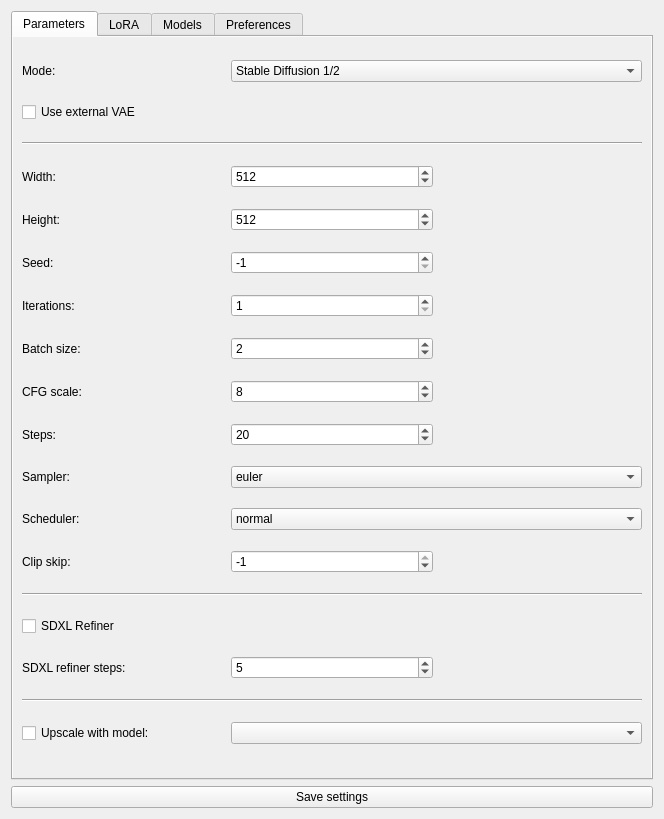
This is assets/ui/settings_window.ui in shinomakoi/SnugQt as Qt 5 draws it before an edit. The edited form follows.
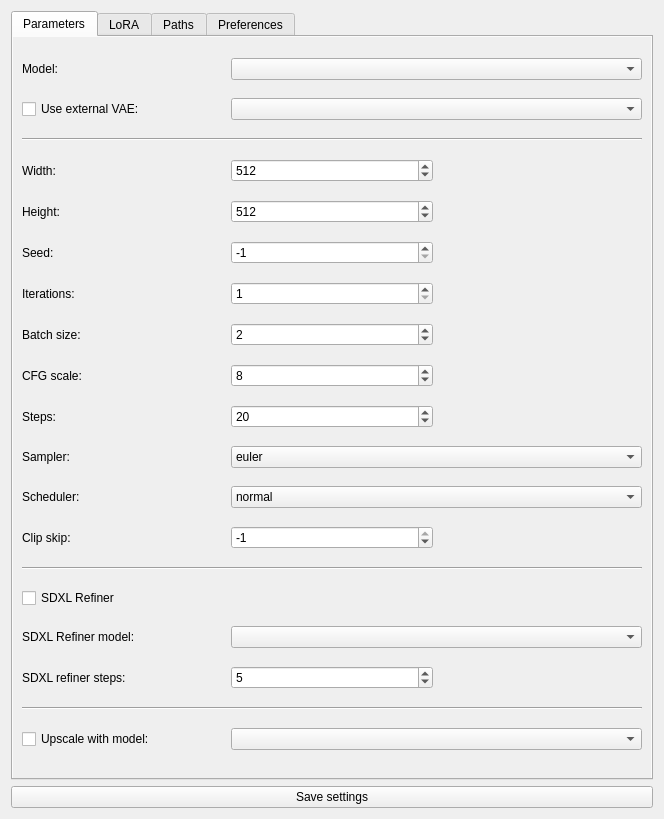
This is the edited form.

Commit message: Add prompt styles, UI tweaks

Diff of the .ui file:
```diff
--- a/assets/ui/settings_window.ui
+++ b/assets/ui/settings_window.ui
@@ -40,41 +40,44 @@
        <string>Parameters</string>
       </attribute>
       <layout class="QGridLayout" name="gridLayout_4">
-       <item row="1" column="0">
-        <widget class="QLabel" name="label_14">
+       <item row="1" column="1" colspan="2">
+        <widget class="QComboBox" name="checkpointCombo"/>
+       </item>
+       <item row="41" column="0" colspan="3">
+        <widget class="Line" name="line_2">
+         <property name="orientation">
+          <enum>Qt::Horizontal</enum>
+         </property>
+        </widget>
+       </item>
+       <item row="4" column="0">
+        <widget class="QLabel" name="label_9">
          <property name="text">
-          <string>Mode:</string>
+          <string>Width:</string>
          </property>
         </widget>
        </item>
-       <item row="31" column="0">
-        <widget class="QLabel" name="label_16">
+       <item row="2" column="0">
+        <widget class="QCheckBox" name="useExternalVaeCheck">
+         <property name="toolTip">
+          <string>Use an external VAE instead of model's built-in VAE</string>
+         </property>
          <property name="text">
-          <string>SDXL refiner steps:</string>
+          <string>Use external VAE:</string>
+         </property>
+        </widget>
+       </item>
+       <item row="5" column="0">
+        <widget class="QLabel" name="label_10">
+         <property name="text">
+          <string>Height:</string>
          </property>
         </widget>
        </item>
        <item row="23" column="0">
-        <widget class="QLabel" name="label_5">
+        <widget class="QLabel" name="label_6">
          <property name="text">
-          <string>Sampler:</string>
-         </property>
-        </widget>
-       </item>
-       <item row="4" column="0" colspan="3">
-        <widget class="Line" name="line_4">
-         <property name="orientation">
-          <enum>Qt::Horizontal</enum>
-         </property>
-        </widget>
-       </item>
-       <item row="30" column="0">
-        <widget class="QCheckBox" name="sdxlRefinerCheck">
-         <property name="toolTip">
-          <string>Enable refiner when using SDXL</string>
-         </property>
-         <property name="text">
-          <string>SDXL Refiner</string>
+          <string>Scheduler:</string>
          </property>
         </widget>
        </item>
@@ -94,7 +97,24 @@
          </property>
         </widget>
        </item>
-       <item row="40" column="0">
+       <item row="29" column="0">
+        <widget class="QCheckBox" name="sdxlRefinerCheck">
+         <property name="toolTip">
+          <string>Enable refiner when using SDXL</string>
+         </property>
+         <property name="text">
+          <string>SDXL Refiner</string>
+         </property>
+        </widget>
+       </item>
+       <item row="3" column="0" colspan="3">
+        <widget class="Line" name="line_4">
+         <property name="orientation">
+          <enum>Qt::Horizontal</enum>
+         </property>
+        </widget>
+       </item>
+       <item row="42" column="0">
         <widget class="QCheckBox" name="modelUpscaleCheck">
          <property name="toolTip">
           <string>Upscale final image with upscale model</string>
@@ -104,20 +124,7 @@
          </property>
         </widget>
        </item>
-       <item row="17" column="1">
-        <widget class="QSpinBox" name="iterationsValue">
-         <property name="toolTip">
-          <string>Number of iterations to perform</string>
-         </property>
-         <property name="minimum">
-          <number>1</number>
-         </property>
-         <property name="maximum">
-          <number>128</number>
-         </property>
-        </widget>
-       </item>
-       <item row="20" column="1">
+       <item row="19" column="1">
         <widget class="QSpinBox" name="stepsValue">
          <property name="toolTip">
           <string>Number of steps to perform when generating iamge</string>
@@ -133,131 +140,65 @@
          </property>
         </widget>
        </item>
-       <item row="6" column="0">
-        <widget class="QLabel" name="label_10">
-         <property name="text">
-          <string>Height:</string>
-         </property>
-        </widget>
-       </item>
-       <item row="5" column="1">
-        <widget class="QSpinBox" name="imgWidthValue">
-         <property name="toolTip">
-          <string>Width of the generated image</string>
-         </property>
-         <property name="minimum">
-          <number>256</number>
-         </property>
-         <property name="maximum">
-          <number>4096</number>
-         </property>
-         <property name="singleStep">
-          <number>64</number>
-         </property>
-         <property name="value">
-          <number>512</number>
-         </property>
-        </widget>
-       </item>
-       <item row="18" column="0">
-        <widget class="QLabel" name="label_3">
-         <property name="text">
-          <string>Batch size:</string>
-         </property>
-        </widget>
-       </item>
-       <item row="19" column="0">
-        <widget class="QLabel" name="label_4">
-         <property name="text">
-          <string>CFG scale:</string>
-         </property>
-        </widget>
-       </item>
-       <item row="39" column="0" colspan="3">
-        <widget class="Line" name="line_2">
-         <property name="orientation">
-          <enum>Qt::Horizontal</enum>
-         </property>
-        </widget>
-       </item>
-       <item row="5" column="0">
-        <widget class="QLabel" name="label_9">
-         <property name="text">
-          <string>Width:</string>
-         </property>
-        </widget>
-       </item>
-       <item row="20" column="0">
-        <widget class="QLabel" name="label_7">
-         <property name="text">
-          <string>Steps:</string>
-         </property>
-        </widget>
-       </item>
-       <item row="19" column="1">
-        <widget class="QSpinBox" name="cfgValue">
-         <property name="toolTip">
-          <string>CFG scale value</string>
-         </property>
-         <property name="minimum">
-          <number>1</number>
-         </property>
-         <property name="maximum">
-          <number>40</number>
-         </property>
-         <property name="value">
-          <number>8</number>
-         </property>
-        </widget>
-       </item>
-       <item row="17" column="0">
-        <widget class="QLabel" name="label_20">
-         <property name="text">
-          <string>Iterations:</string>
-         </property>
-        </widget>
-       </item>
-       <item row="6" column="1">
-        <widget class="QSpinBox" name="imgHeightValue">
-         <property name="toolTip">
-          <string>Height of the generated image</string>
-         </property>
-         <property name="minimum">
-          <number>256</number>
-         </property>
-         <property name="maximum">
-          <number>4096</number>
-         </property>
-         <property name="singleStep">
-          <number>64</number>
-         </property>
-         <property name="value">
-          <number>512</number>
-         </property>
-        </widget>
-       </item>
-       <item row="40" column="1" colspan="2">
+       <item row="42" column="1" colspan="2">
         <widget class="QComboBox" name="modelUpscaleCombo">
          <property name="toolTip">
           <string>Upscale model to use</string>
          </property>
         </widget>
        </item>
-       <item row="25" column="0">
+       <item row="24" column="1">
+        <widget class="QSpinBox" name="clipSkipValue">
+         <property name="toolTip">
+          <string>Set last layer of CLIP. -1 for normal</string>
+         </property>
+         <property name="minimum">
+          <number>-8</number>
+         </property>
+         <property name="maximum">
+          <number>-1</number>
+         </property>
+        </widget>
+       </item>
+       <item row="31" column="0">
+        <widget class="QLabel" name="label_16">
+         <property name="text">
+          <string>SDXL refiner steps:</string>
+         </property>
+        </widget>
+       </item>
+       <item row="30" column="0">
+        <widget class="QLabel" name="label_13">
+         <property name="text">
+          <string>SDXL Refiner model:</string>
+         </property>
+        </widget>
+       </item>
+       <item row="16" column="0">
+        <widget class="QLabel" name="label_20">
+         <property name="text">
+          <string>Iterations:</string>
+         </property>
+        </widget>
+       </item>
+       <item row="24" column="0">
         <widget class="QLabel" name="label_25">
          <property name="text">
           <string>Clip skip:</string>
          </property>
         </widget>
        </item>
-       <item row="29" column="0" colspan="3">
+       <item row="2" column="1" colspan="2">
+        <widget class="QComboBox" name="externalVaeCombo"/>
+       </item>
+       <item row="28" column="0" colspan="3">
         <widget class="Line" name="line_3">
          <property name="orientation">
           <enum>Qt::Horizontal</enum>
          </property>
         </widget>
        </item>
-       <item row="24" column="1" colspan="2">
+       <item row="23" column="1" colspan="2">
         <widget class="QComboBox" name="schedulerValue">
          <property name="toolTip">
           <string>Noise scheduler to use</string>
@@ -289,34 +230,26 @@
          </item>
         </widget>
        </item>
-       <item row="1" column="1" colspan="2">
-        <widget class="QComboBox" name="modeSelectCombo">
+       <item row="4" column="1">
+        <widget class="QSpinBox" name="imgWidthValue">
          <property name="toolTip">
           <string>Select the model type</string>
          </property>
-         <item>
-          <property name="text">
-           <string>Stable Diffusion 1/2</string>
-          </property>
-         </item>
-         <item>
-          <property name="text">
-           <string>SDXL</string>
-          </property>
-         </item>
-        </widget>
-       </item>
-       <item row="3" column="0">
-        <widget class="QCheckBox" name="useExternalVaeCheck">
-         <property name="toolTip">
-          <string>Use an external VAE instead of model's built-in VAE</string>
+         <property name="minimum">
+          <number>256</number>
          </property>
-         <property name="text">
-          <string>Use external VAE</string>
+         <property name="maximum">
+          <number>4096</number>
          </property>
+         <property name="singleStep">
+          <number>64</number>
+         </property>
+         <property name="value">
+          <number>512</number>
+         </property>
         </widget>
        </item>
-       <item row="23" column="1" colspan="2">
+       <item row="22" column="1" colspan="2">
         <widget class="QComboBox" name="samplerValue">
          <property name="toolTip">
           <string>Noise sampler to use</string>
@@ -408,23 +341,27 @@
          </item>
         </widget>
        </item>
-       <item row="18" column="1">
-        <widget class="QSpinBox" name="batchValue">
-         <property name="toolTip">
-          <string>How many images to generate at once. More VRAM</string>
-         </property>
-         <property name="minimum">
-          <number>1</number>
-         </property>
-         <property name="maximum">
-          <number>64</number>
-         </property>
-         <property name="value">
-          <number>2</number>
-         </property>
-        </widget>
-       </item>
        <item row="16" column="1">
+        <widget class="QSpinBox" name="iterationsValue">
+         <property name="toolTip">
+          <string>Number of iterations to perform</string>
+         </property>
+         <property name="minimum">
+          <number>1</number>
+         </property>
+         <property name="maximum">
+          <number>128</number>
+         </property>
+        </widget>
+       </item>
+       <item row="22" column="0">
+        <widget class="QLabel" name="label_5">
+         <property name="text">
+          <string>Sampler:</string>
+         </property>
+        </widget>
+       </item>
+       <item row="15" column="1">
         <widget class="QSpinBox" name="seedValue">
          <property name="toolTip">
           <string>Seed to use. -1 for random</string>
@@ -440,33 +377,95 @@
          </property>
         </widget>
        </item>
-       <item row="24" column="0">
-        <widget class="QLabel" name="label_6">
+       <item row="5" column="1">
+        <widget class="QSpinBox" name="imgHeightValue">
+         <property name="toolTip">
+          <string>Height of the generated image</string>
+         </property>
+         <property name="minimum">
+          <number>256</number>
+         </property>
+         <property name="maximum">
+          <number>4096</number>
+         </property>
+         <property name="singleStep">
+          <number>64</number>
+         </property>
+         <property name="value">
+          <number>512</number>
+         </property>
+        </widget>
+       </item>
+       <item row="30" column="1" colspan="2">
+        <widget class="QComboBox" name="sdxlRefinerCheckpointCombo"/>
+       </item>
+       <item row="17" column="0">
+        <widget class="QLabel" name="label_3">
          <property name="text">
-          <string>Scheduler:</string>
+          <string>Batch size:</string>
          </property>
         </widget>
        </item>
-       <item row="16" column="0">
+       <item row="19" column="0">
+        <widget class="QLabel" name="label_7">
+         <property name="text">
+          <string>Steps:</string>
+         </property>
+        </widget>
+       </item>
+       <item row="18" column="0">
+        <widget class="QLabel" name="label_4">
+         <property name="text">
+          <string>CFG scale:</string>
+         </property>
+        </widget>
+       </item>
+       <item row="1" column="0">
+        <widget class="QLabel" name="label_11">
+         <property name="text">
+          <string>Model:</string>
+         </property>
+        </widget>
+       </item>
+       <item row="18" column="1">
+        <widget class="QSpinBox" name="cfgValue">
+         <property name="toolTip">
+          <string>CFG scale value</string>
+         </property>
+         <property name="minimum">
+          <number>1</number>
+         </property>
+         <property name="maximum">
+          <number>40</number>
+         </property>
+         <property name="value">
+          <number>8</number>
+         </property>
+        </widget>
+       </item>
+       <item row="17" column="1">
+        <widget class="QSpinBox" name="batchValue">
+         <property name="toolTip">
+          <string>How many images to generate at once. More VRAM</string>
+         </property>
+         <property name="minimum">
+          <number>1</number>
+         </property>
+         <property name="maximum">
+          <number>64</number>
+         </property>
+         <property name="value">
+          <number>2</number>
+         </property>
+        </widget>
+       </item>
+       <item row="15" column="0">
         <widget class="QLabel" name="label">
          <property name="text">
           <string>Seed:</string>
          </property>
         </widget>
        </item>
-       <item row="25" column="1">
-        <widget class="QSpinBox" name="clipSkipValue">
-         <property name="toolTip">
-          <string>Set last layer of CLIP. -1 for normal</string>
-         </property>
-         <property name="minimum">
-          <number>-8</number>
-         </property>
-         <property name="maximum">
-          <number>-1</number>
-         </property>
-        </widget>
-       </item>
       </layout>
      </widget>
      <widget class="QWidget" name="loraTab">
@@ -575,7 +574,7 @@
        <bool>true</bool>
       </property>
       <attribute name="title">
-       <string>Models</string>
+       <string>Paths</string>
       </attribute>
       <layout class="QGridLayout" name="gridLayout_2">
        <item row="1" column="0">
@@ -606,52 +605,7 @@
          </property>
         </widget>
        </item>
-       <item row="12" column="1" colspan="3">
-        <widget class="QComboBox" name="sdxlRefinerCheckpointCombo">
-         <property name="toolTip">
-          <string>Select the SDXL refiner model</string>
-         </property>
-        </widget>
-       </item>
-       <item row="13" column="1">
-        <widget class="Line" name="line_5">
-         <property name="orientation">
-          <enum>Qt::Horizontal</enum>
-         </property>
-        </widget>
-       </item>
-       <item row="11" column="0">
-        <widget class="QLabel" name="label_11">
-         <property name="text">
-          <string>SDXL Base model:</string>
-         </property>
-        </widget>
-       </item>
-       <item row="14" column="1" colspan="3">
-        <widget class="QComboBox" name="sd12VaeCombo">
-         <property name="toolTip">
-          <string>Select SD1/2 external VAE</string>
-         </property>
-        </widget>
-       </item>
-       <item row="1" column="3">
-        <widget class="QToolButton" name="comfyuiExtraFolderSelect">
-         <property name="toolTip">
-          <string>Select a ComfyUI extra models folder</string>
-         </property>
-         <property name="text">
-          <string>...</string>
-         </property>
-        </widget>
-       </item>
-       <item row="15" column="1" colspan="3">
-        <widget class="QComboBox" name="sdxlVaeCombo">
-         <property name="toolTip">
-          <string>Select the SDXL external VAE</string>
-         </property>
-        </widget>
-       </item>
-       <item row="0" column="3">
+       <item row="0" column="2">
         <widget class="QToolButton" name="comfyuiModelFolderSelect">
          <property name="toolTip">
           <string>Select the 'ComfyUI/models' folder</string>
```
Left out of the diff: 166 changed lines with no effect on the pictures. The commit also changes 5 other files.
